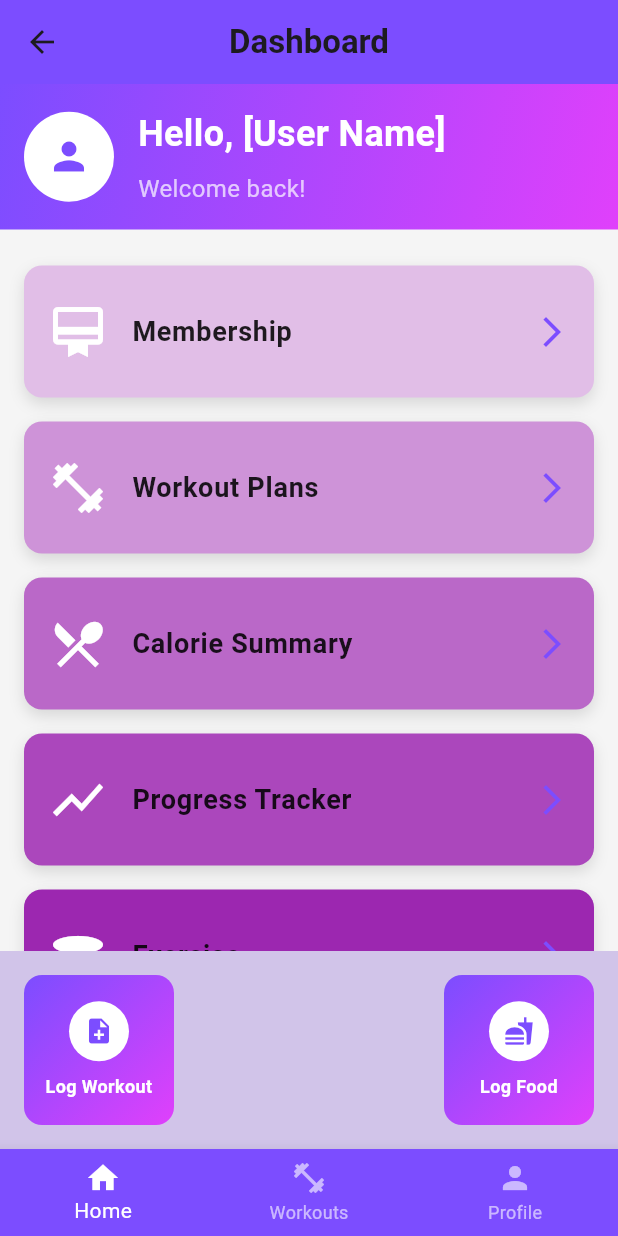
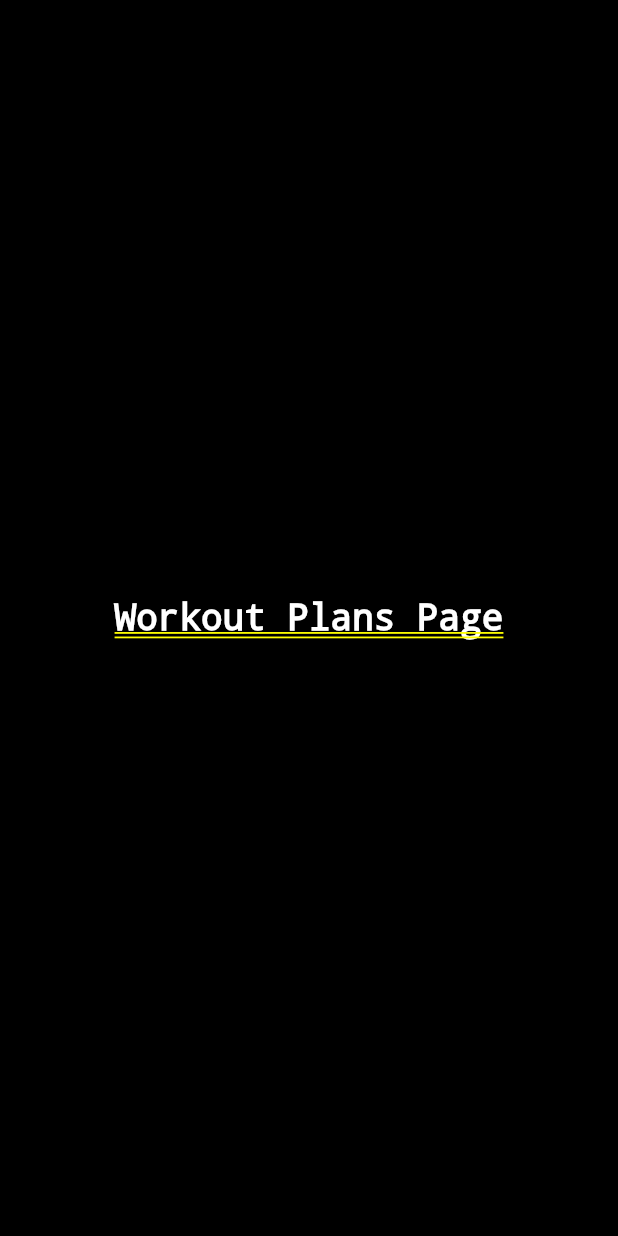
Before and after one commit to Paarth-Ghone/fit, a Flutter app: the DashboardPage screen opened directly, after a tap on "Workout Plans", on a phone screen of 412 x 824 dp. Run offline on Flutter 3.47's test engine with Material 3 defaults, Android fonts, the phone set to English and light mode, and no system bars; our stand-ins replace fl_chart; network calls fail.

Commit message:
4th commit

```diff
--- a/lib/dash.dart
+++ b/lib/dash.dart
@@ -6,31 +6,43 @@ import 'prog.dart';
 import 'exer.dart';
 import 'profile.dart';
 
-class DashboardPage extends StatelessWidget {
+class DashboardPage extends StatefulWidget {
+  @override
+  _DashboardPageState createState() => _DashboardPageState();
+}
+
+class _DashboardPageState extends State<DashboardPage> {
+  int _selectedIndex = 0;
+
+  // List of pages to display based on the bottom navigation bar selection
+  final List<Widget> _pages = [
+    HomePage(), // You need to create HomePage()
+    ExerciseTutorialPage(), // You need to create WorkoutPage()
+    ProfilePage(), // Assuming ProfilePage is already created
+  ];
+
+  void _onItemTapped(int index) {
+    setState(() {
+      _selectedIndex = index;
+    });
+  }
+
   @override
   Widget build(BuildContext context) {
     return Scaffold(
       appBar: AppBar(
-        title: Text('Dashboard', style: TextStyle(fontWeight: FontWeight.bold)),
-        backgroundColor: Colors.deepPurpleAccent,
+        title: Text('Dashboard', style: TextStyle(fontWeight: FontWeight.bold, color: Colors.white)),
+        backgroundColor: Colors.black,
         elevation: 0,
         centerTitle: true,
       ),
-      body: Container(
-        color: Colors.grey[100],
-        child: Column(
-          crossAxisAlignment: CrossAxisAlignment.start,
-          children: [
-            _buildHeader(context),
-            Expanded(child: _buildContent(context)),
-            _buildQuickActions(context),
-          ],
-        ),
-      ),
+      body: _pages[_selectedIndex], // Display the selected page
       bottomNavigationBar: BottomNavigationBar(
-        backgroundColor: Colors.deepPurpleAccent,
+        backgroundColor: Colors.black,
         selectedItemColor: Colors.white,
-        unselectedItemColor: Colors.white60,
+        unselectedItemColor: Colors.grey[600],
+        currentIndex: _selectedIndex,
+        onTap: _onItemTapped,
         items: [
           BottomNavigationBarItem(
             icon: Icon(Icons.home),
@@ -48,23 +60,34 @@ class DashboardPage extends StatelessWidget {
       ),
     );
   }
+}
+
+class HomePage extends StatelessWidget {
+  @override
+  Widget build(BuildContext context) {
+    return Container(
+      color: Colors.black,
+      child: Column(
+        crossAxisAlignment: CrossAxisAlignment.start,
+        children: [
+          _buildHeader(context),
+          Expanded(child: _buildContent(context)),
+          _buildQuickActions(context),
+        ],
+      ),
+    );
+  }
 
   Widget _buildHeader(BuildContext context) {
     return Container(
       padding: EdgeInsets.all(16.0),
-      decoration: BoxDecoration(
-        gradient: LinearGradient(
-          colors: [Colors.deepPurpleAccent, Colors.purpleAccent],
-          begin: Alignment.topLeft,
-          end: Alignment.bottomRight,
-        ),
-      ),
+      color: Colors.grey[900],
       child: Row(
         children: [
           CircleAvatar(
             radius: 30.0,
             backgroundColor: Colors.white,
-            child: Icon(Icons.person, size: 30.0, color: Colors.deepPurpleAccent),
+            child: Icon(Icons.person, size: 30.0, color: Colors.black),
           ),
           SizedBox(width: 16.0),
           Expanded(
@@ -83,7 +106,7 @@ class DashboardPage extends StatelessWidget {
                 Text(
                   'Welcome back!',
                   style: TextStyle(
-                    color: Colors.white70,
+                    color: Colors.grey[500],
                     fontSize: 16.0,
                   ),
                 ),
@@ -103,7 +126,7 @@ class DashboardPage extends StatelessWidget {
           context,
           title: 'Membership',
           icon: Icons.card_membership,
-          color: Colors.purple[100]!,
+          color: Colors.grey[800]!,
           onTap: () {
             Navigator.push(
               context,
@@ -115,16 +138,19 @@ class DashboardPage extends StatelessWidget {
           context,
           title: 'Workout Plans',
           icon: Icons.fitness_center,
-          color: Colors.purple[200]!,
+          color: Colors.grey[800]!,
           onTap: () {
-            // Navigate to Workout Plans page
+            Navigator.push(
+              context,
+              MaterialPageRoute(builder: (context) => WorkoutPlansPage()), // Ensure this page exists
+            );
           },
         ),
         _buildSection(
           context,
           title: 'Calorie Summary',
           icon: Icons.restaurant_menu,
-          color: Colors.purple[300]!,
+          color: Colors.grey[800]!,
           onTap: () {
             Navigator.push(
               context,
@@ -136,7 +162,7 @@ class DashboardPage extends StatelessWidget {
           context,
           title: 'Progress Tracker',
           icon: Icons.show_chart,
-          color: Colors.purple[400]!,
+          color: Colors.grey[800]!,
           onTap: () {
             Navigator.push(
               context,
@@ -148,7 +174,7 @@ class DashboardPage extends StatelessWidget {
           context,
           title: 'Exercise',
           icon: Icons.table_bar_rounded,
-          color: Colors.purple[500]!,
+          color: Colors.grey[800]!,
           onTap: () {
             Navigator.push(
               context,
@@ -160,7 +186,7 @@ class DashboardPage extends StatelessWidget {
           context,
           title: 'Profile',
           icon: Icons.person,
-          color: Colors.purple[600]!,
+          color: Colors.grey[800]!,
           onTap: () {
             Navigator.push(
               context,
@@ -182,7 +208,7 @@ class DashboardPage extends StatelessWidget {
           borderRadius: BorderRadius.circular(12.0),
           boxShadow: [
             BoxShadow(
-              color: Colors.black12,
+              color: Colors.black.withOpacity(0.3),
               offset: Offset(0, 4),
               blurRadius: 8.0,
             ),
@@ -193,9 +219,9 @@ class DashboardPage extends StatelessWidget {
           leading: Icon(icon, size: 40.0, color: Colors.white),
           title: Text(
             title,
-            style: TextStyle(color: Colors.black87, fontSize: 18.0, fontWeight: FontWeight.bold),
+            style: TextStyle(color: Colors.white, fontSize: 18.0, fontWeight: FontWeight.bold),
           ),
-          trailing: Icon(Icons.arrow_forward_ios, color: Colors.deepPurpleAccent),
+          trailing: Icon(Icons.arrow_forward_ios, color: Colors.white),
         ),
       ),
     );
@@ -203,7 +229,7 @@ class DashboardPage extends StatelessWidget {
 
   Widget _buildQuickActions(BuildContext context) {
     return Container(
-      color: Colors.deepPurple[100],
+      color: Colors.grey[900],
       padding: EdgeInsets.all(16.0),
       child: Row(
         mainAxisAlignment: MainAxisAlignment.spaceBetween,
@@ -224,7 +250,10 @@ class DashboardPage extends StatelessWidget {
             title: 'Log Food',
             icon: Icons.fastfood,
             onTap: () {
-              // Navigate to Log Food page
+              Navigator.push(
+                context,
+                MaterialPageRoute(builder: (context) => LogFoodPage()), // Ensure this page exists
+              );
             },
           ),
         ],
@@ -236,14 +265,10 @@ class DashboardPage extends StatelessWidget {
     return GestureDetector(
       onTap: onTap,
       child: Container(
-        width: 100.0, // Adjusted width
-        height: 100.0, // Adjusted height
+        width: 100.0,
+        height: 100.0,
         decoration: BoxDecoration(
-          gradient: LinearGradient(
-            colors: [Colors.deepPurpleAccent, Colors.purpleAccent],
-            begin: Alignment.topLeft,
-            end: Alignment.bottomRight,
-          ),
+          color: Colors.grey[800],
           borderRadius: BorderRadius.circular(12.0),
         ),
         padding: EdgeInsets.all(8.0),
@@ -251,16 +276,16 @@ class DashboardPage extends StatelessWidget {
           mainAxisAlignment: MainAxisAlignment.center,
           children: [
             CircleAvatar(
-              radius: 20.0, // Smaller radius
+              radius: 20.0,
               backgroundColor: Colors.white,
-              child: Icon(icon, color: Colors.deepPurpleAccent, size: 20.0), // Smaller icon size
+              child: Icon(icon, color: Colors.black, size: 20.0),
             ),
             SizedBox(height: 8.0),
             Text(
               title,
               style: TextStyle(
                 color: Colors.white,
-                fontSize: 12.0, // Smaller font size
+                fontSize: 12.0,
                 fontWeight: FontWeight.bold,
               ),
               textAlign: TextAlign.center,
@@ -271,3 +296,33 @@ class DashboardPage extends StatelessWidget {
     );
   }
 }
+
+class WorkoutPlansPage extends StatelessWidget {
+  @override
+  Widget build(BuildContext context) {
+    return Container(
+      color: Colors.black,
+      child: Center(
+        child: Text(
+          'Workout Plans Page',
+          style: TextStyle(color: Colors.white, fontSize: 24),
+        ),
+      ),
+    );
+  }
+}
+
+class LogFoodPage extends StatelessWidget {
+  @override
+  Widget build(BuildContext context) {
+    return Container(
+      color: Colors.black,
+      child: Center(
+        child: Text(
+          'Log Food Page',
+          style: TextStyle(color: Colors.white, fontSize: 24),
+        ),
+      ),
+    );
+  }
+}
```
Also changed, not shown: lib/log.dart (+55 -41 lines), lib/signup.dart (added, +248 -0 lines).
